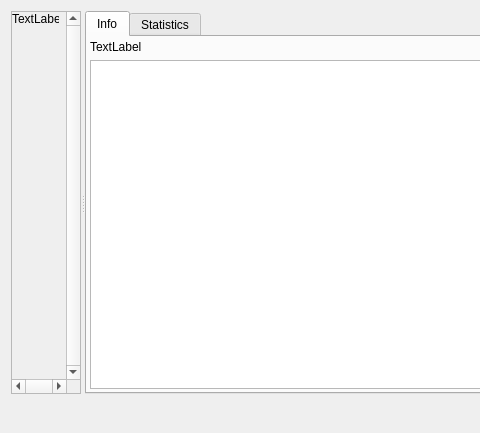
This is src/sgi/ImagePreviewDialog.ui in aroth-fastprotect/sgi as Qt 5 draws it before an edit; both pictures show x 0 to 480 and y 0 to 433 of the 735 by 433 pixel window. The edited form follows.
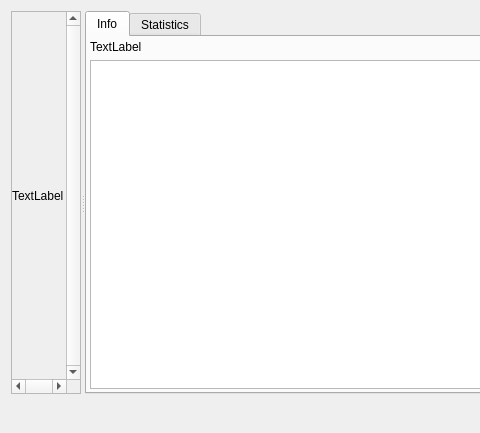
This is the edited form. The open tabs and pages were chosen to show the change.

Commit message: add action to capture screen shot from view/camera

```diff
--- a/src/sgi/ImagePreviewDialog.ui
+++ b/src/sgi/ImagePreviewDialog.ui
@@ -45,22 +45,31 @@
         </rect>
        </property>
        <property name="sizePolicy">
-        <sizepolicy hsizetype="Expanding" vsizetype="Expanding">
+        <sizepolicy hsizetype="Preferred" vsizetype="Preferred">
          <horstretch>0</horstretch>
          <verstretch>0</verstretch>
         </sizepolicy>
        </property>
+       <layout class="QVBoxLayout" name="verticalLayout_4">
+        <property name="spacing">
+         <number>0</number>
+        </property>
+        <property name="leftMargin">
+         <number>0</number>
+        </property>
+        <property name="topMargin">
+         <number>0</number>
+        </property>
+        <property name="rightMargin">
+         <number>0</number>
+        </property>
+        <property name="bottomMargin">
+         <number>0</number>
+        </property>
+        <item>
        <widget class="QLabel" name="imageLabel">
-        <property name="geometry">
-         <rect>
-          <x>0</x>
-          <y>0</y>
-          <width>47</width>
-          <height>13</height>
-         </rect>
-        </property>
         <property name="sizePolicy">
-         <sizepolicy hsizetype="Expanding" vsizetype="Expanding">
+           <sizepolicy hsizetype="Ignored" vsizetype="Ignored">
           <horstretch>0</horstretch>
           <verstretch>0</verstretch>
          </sizepolicy>
@@ -72,6 +81,8 @@
          <bool>true</bool>
         </property>
        </widget>
+        </item>
+       </layout>
       </widget>
      </widget>
      <widget class="QTabWidget" name="tabWidget">
```
Left out of the diff: 2 changed lines with no effect on the pictures. Lines whose indentation alone changed are shown as unchanged. The commit also changes 4 other files.
